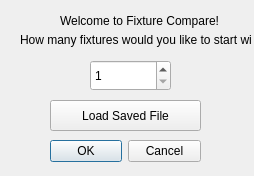
The window that startupdialog.ui (themattkerr/FixtureCompare) describes before a commit, drawn with Qt 5.
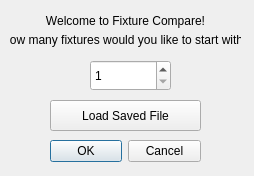
The same window after the commit.

What changed in the file:
```diff
--- a/startupdialog.ui
+++ b/startupdialog.ui
@@ -42,7 +42,7 @@
   <widget class="QLabel" name="label">
    <property name="geometry">
     <rect>
-     <x>60</x>
+     <x>40</x>
      <y>10</y>
      <width>171</width>
      <height>21</height>
@@ -51,11 +51,14 @@
    <property name="text">
     <string>Welcome to Fixture Compare!</string>
    </property>
+   <property name="alignment">
+    <set>Qt::AlignCenter</set>
+   </property>
   </widget>
   <widget class="QLabel" name="label_2">
    <property name="geometry">
     <rect>
-     <x>20</x>
+     <x>10</x>
      <y>30</y>
      <width>231</width>
      <height>20</height>
@@ -64,6 +67,9 @@
    <property name="text">
     <string>How many fixtures would you like to start with?</string>
    </property>
+   <property name="alignment">
+    <set>Qt::AlignCenter</set>
+   </property>
   </widget>
   <widget class="QWidget" name="horizontalLayoutWidget">
    <property name="geometry">
```
